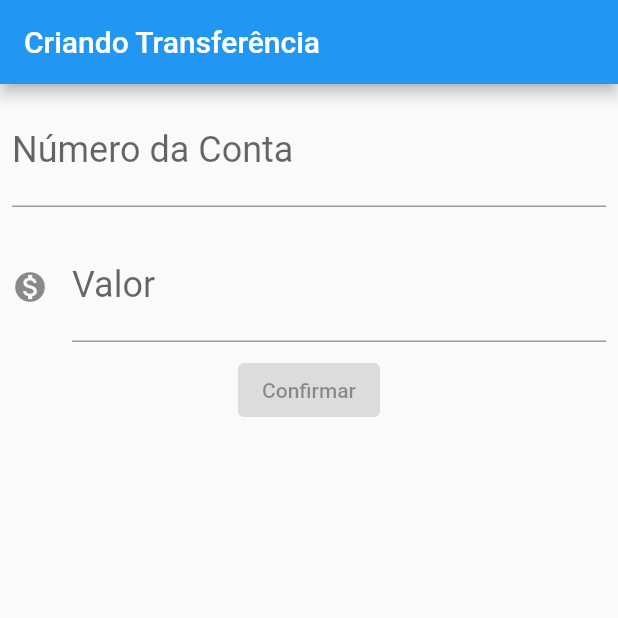
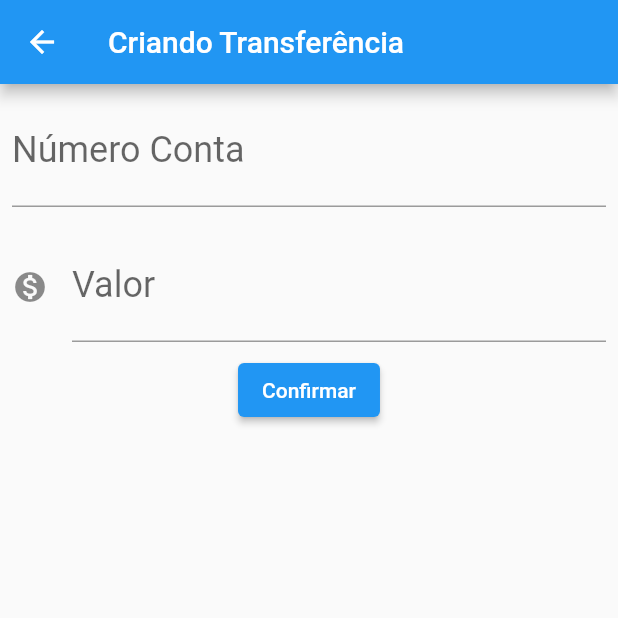
Before and after one commit to patrickmonteiro/bytebank, a Flutter app: the FormularioTransferencia screen opened directly, on a phone screen of 412 x 824 dp, the top half of it. Run offline on Flutter 3.47's test engine with Material 2 defaults, Android fonts, the phone set to English and light mode, and no system bars.

```diff
--- a/lib/main.dart
+++ b/lib/main.dart
@@ -7,56 +7,92 @@ class BytebankApp extends StatelessWidget {
   Widget build(BuildContext context) {
     return MaterialApp(
       home: Scaffold(
-        body: FormularioTransferencia(),
+        body: ListaTransferencias(),
       ),
     );
   }
 }
 
-class FormularioTransferencia extends StatelessWidget{
+class FormularioTransferencia extends StatelessWidget {
+  final TextEditingController _controladorCampoNumeroConta =
+      TextEditingController();
+  final TextEditingController _controladorCampoValor = TextEditingController();
+
   @override
   Widget build(BuildContext context) {
     return Scaffold(
         appBar: AppBar(title: Text('Criando Transferência')),
         body: Column(
           children: <Widget>[
-            Padding(
-              padding: const EdgeInsets.all(8.0),
-              child: TextField(
-                style: TextStyle(
-                  fontSize: 24.0
-                ),
-                decoration: InputDecoration(
-                  labelText: 'Número da Conta',
-                  hintText: '0000',
-                ),
-                keyboardType: TextInputType.number,
-              ),
-            ),
-            Padding(
-              padding: const EdgeInsets.all(8.0),
-              child: TextField(
-                style: TextStyle(
-                    fontSize: 24.0,
-                ),
-                decoration: InputDecoration(
-                  labelText: 'Valor',
-                  hintText: '0.00',
-                  icon: Icon(Icons.monetization_on)
-                ),
-                keyboardType: TextInputType.number,
-              ),
-            ),
+            Editor(
+                controlador: _controladorCampoNumeroConta,
+                rotulo: 'Número Conta',
+                dica: '0000'),
+            Editor(
+                controlador: _controladorCampoValor,
+                rotulo: 'Valor',
+                dica: '000.0',
+                icone: Icons.monetization_on),
             ElevatedButton(
               child: Text('Confirmar'),
+              onPressed: () =>  _criaTransferencia(context),
             )
           ],
-        )
+        ));
+  }
+
+  void _criaTransferencia(BuildContext context) {
+    final int numeroConta =
+        int.tryParse(_controladorCampoNumeroConta.text);
+    final double valor =
+        double.tryParse(_controladorCampoValor.text);
+
+    if (numeroConta != null && valor != null) {
+      final transferenciaCriada = Transferencia(valor, numeroConta);
+      debugPrint('$transferenciaCriada');
+      Navigator.pop(context, transferenciaCriada);
+    }
+  }
+}
+
+class Editor extends StatelessWidget {
+  final TextEditingController controlador;
+  final String rotulo;
+  final String dica;
+  final IconData icone;
+
+  Editor({this.controlador, this.rotulo, this.dica, this.icone});
+
+  @override
+  Widget build(BuildContext context) {
+    return Padding(
+      padding: const EdgeInsets.all(8.0),
+      child: TextField(
+        controller: controlador,
+        style: TextStyle(fontSize: 24.0),
+        decoration: InputDecoration(
+          labelText: rotulo,
+          hintText: dica,
+          icon: icone != null ?  Icon(icone) : null,
+        ),
+        keyboardType: TextInputType.number,
+      ),
     );
   }
 }
 
-class ListaTransferencia extends StatelessWidget {
+class ListaTransferencias extends StatefulWidget {
+
+  final List<Transferencia> _transferencias = [];
+
+  @override
+  State<StatefulWidget> createState() {
+    return ListaTransferenciasState();
+  }
+
+}
+
+class ListaTransferenciasState extends State<ListaTransferencias> {
   @override
   Widget build(BuildContext context) {
     return Scaffold(
@@ -64,14 +100,29 @@ class ListaTransferencia extends StatelessWidget {
         title: Text('Transferências'),
         backgroundColor: Colors.green,
       ),
-      body: Column(
-        children: [
-          ItemTransferencia(Transferencia(100.0, 34555)),
-          ItemTransferencia(Transferencia(500.0, 669900)),
-        ],
+      body: ListView.builder(
+        itemCount: widget._transferencias.length,
+        itemBuilder: (context, indice) {
+          final transferencia = widget._transferencias[indice];
+          return ItemTransferencia(transferencia);
+        },
       ),
       floatingActionButton: FloatingActionButton(
         child: Icon(Icons.add),
+        onPressed: () {
+          final Future<Transferencia> future = Navigator.push(context, MaterialPageRoute(builder: (context) {
+            return FormularioTransferencia();
+          }));
+          future.then((transferenciaRecebida) {
+            debugPrint('Chegou no then do future');
+            debugPrint('$transferenciaRecebida');
+            if (transferenciaRecebida != null) {
+              setState(() {
+                widget._transferencias.add(transferenciaRecebida);
+              });
+            }
+          });
+        }
       ),
     );
   }
@@ -100,4 +151,9 @@ class Transferencia {
   final int numeroConta;
 
   Transferencia(this.valor, this.numeroConta);
+
+  @override
+  String toString() {
+    return 'Transferencia{valor: $valor, numeroConta: $numeroConta}';
+  }
 }
```
